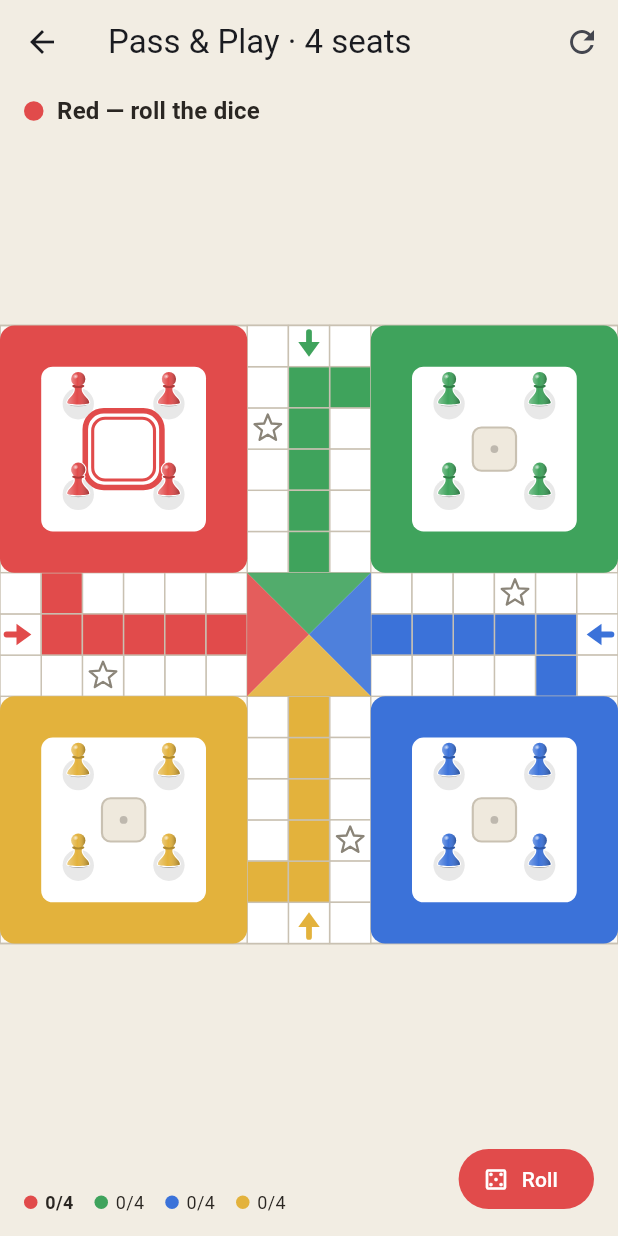
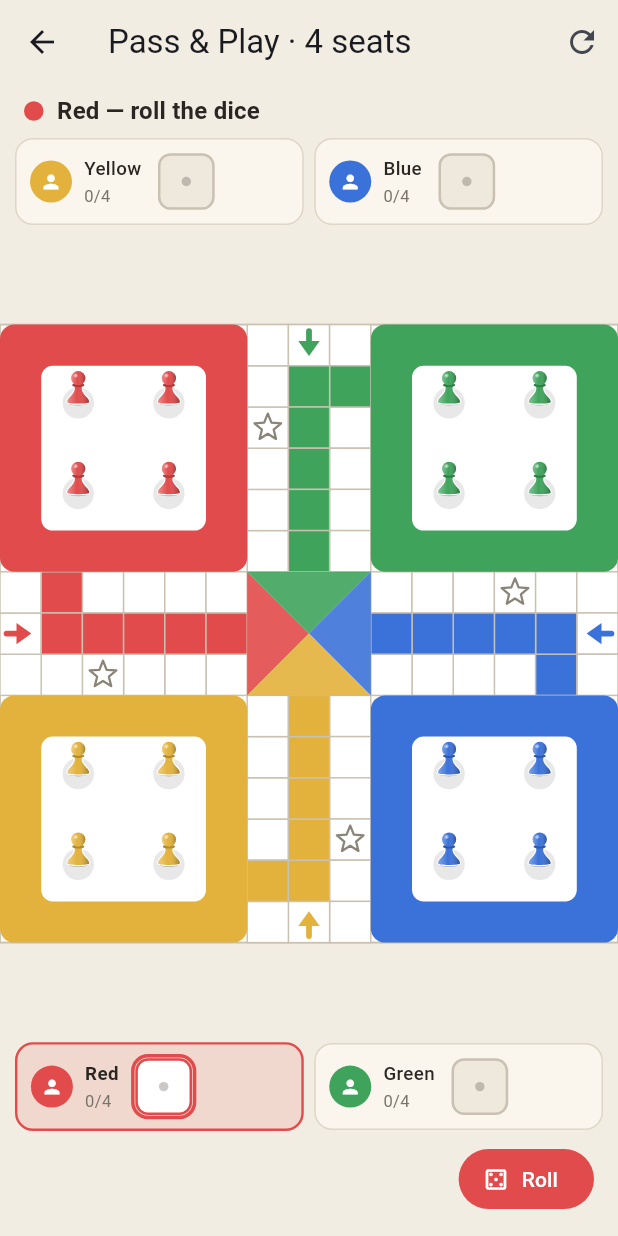
Before and after one commit to QuakeString/ludo, a Flutter app: the screen it shows after launch, after a tap on "Start game", on a phone screen of 412 x 824 dp. Run offline on Flutter 3.47's test engine with Material 3 defaults, Android fonts, the phone set to English and light mode, and no system bars; our stand-ins replace shared_preferences.

Commit message:
Move the dice off the board into each seat's own panel
The die was being drawn on top of a home base's four chips. Not a styling
choice — arithmetic. The yard's chip slots sit at offsets 1.9 and 4.1 inside
the 6x6 block, and dicePlace returned (origin + 3, origin + 3), which is the
exact centre of those four. The hexagon did not have this because its die sat
outside the plate, so it only ever showed on the cross board.

There was no good answer to "where on the board does a die go". Every square
is somewhere a chip can stand, and the home bases are full of chips. So the
die stops being part of the board: dicePlace is gone from the geometry, the
painter no longer draws dice, and each seat gets a panel beside the board
holding its avatar, chips-home count, turn clock and its own die.

Every seat has a die place; only the seat on turn has a die in it. That is
what "the die travels to whoever is next" needed to be — the empty places make
where it went obvious without animating anything. For whoever may roll, the
die is the button.

You are always on the bottom row, because the die is a thing you reach for. At
two seats that puts the players facing each other across the board, which is
what was asked for originally.

Two things followed from the change:

Panels started as a Wrap and wrapped onto two lines at four seats and again at
six, which quietly ate the board's height — the six-seat board lost about a
tenth of its width to it. They now share the row and ellipsize instead.

The hexagon reserved a ring outside its plate purely to hold those dice. With
the dice gone that ring was dead margin, so the board takes it back: the design
unit drops from 660 to 600, scaling cells, track and plate together so the
spacing between neighbouring squares is untouched. The geometry tests that
guard the path being continuous still pass.

Local computer seats are named by colour with a robot on the avatar. "Green is
winning" is what people say, and it leaves room for six panels on a phone.

Checked at two, four and six seats in a browser.

Co-Authored-By: Claude Opus 5 <noreply@anthropic.com>
Claude-Session: https://claude.ai/code/session_01Hmt5k9zYZRfqt184aiaDcM

```diff
--- a/app/lib/board/board_painter.dart
+++ b/app/lib/board/board_painter.dart
@@ -53,7 +53,6 @@ class BoardPainter extends CustomPainter {
     _paintTurnInArrows(canvas, px, cell);
     _paintCentre(canvas, px);
     _paintYards(canvas, px, cell);
-    _paintDice(canvas, px, cell);
     _paintChips(canvas, px, cell);
     _paintMotions(canvas, px, cell);
   }
@@ -266,94 +265,6 @@ class BoardPainter extends CustomPainter {
     }
   }
 
-  void _paintDice(Canvas canvas, Offset Function(Pt) px, double cell) {
-    for (var p = 0; p < state.rules.players; p++) {
-      final live = p == state.turn;
-      final value = live ? (state.dice ?? 0) : 0;
-      final centre = px(geometry.dicePlace(state.armOf(p)));
-      final size = cell * (live ? 1.5 : 1.05);
-      final rect = Rect.fromCenter(center: centre, width: size, height: size);
-      final rr = RRect.fromRectAndRadius(rect, Radius.circular(size * 0.2));
-
-      if (live) {
-        canvas.drawRRect(
-          RRect.fromRectAndRadius(
-            rect.inflate(size * 0.12),
-            Radius.circular(size * 0.3),
-          ),
-          Paint()
-            ..color = seatColors[p]
-            ..style = PaintingStyle.stroke
-            ..strokeWidth = size * 0.09,
-        );
-      }
-      canvas.drawRRect(
-        rr,
-        Paint()..color = live ? palette.die : palette.dieIdle,
-      );
-      canvas.drawRRect(
-        rr,
-        Paint()
-          ..color = live ? seatColors[p] : palette.dieEdge
-          ..style = PaintingStyle.stroke
-          ..strokeWidth = size * 0.05,
-      );
-
-      if (value >= 1) {
-        for (final o in _pips[value]!) {
-          canvas.drawCircle(
-            centre + Offset(o[0] * size * 0.26, o[1] * size * 0.26),
-            size * 0.095,
-            Paint()..color = palette.pip,
-          );
-        }
-      } else if (!live) {
-        // An idle place, waiting for its turn.
-        canvas.drawCircle(
-          centre,
-          size * 0.09,
-          Paint()..color = palette.pip.withValues(alpha: 0.25),
-        );
-      }
-    }
-  }
-
-  static const _pips = <int, List<List<double>>>{
-    1: [
-      [0, 0],
-    ],
-    2: [
-      [-1, -1],
-      [1, 1],
-    ],
-    3: [
-      [-1, -1],
-      [0, 0],
-      [1, 1],
-    ],
-    4: [
-      [-1, -1],
-      [1, -1],
-      [-1, 1],
-      [1, 1],
-    ],
-    5: [
-      [-1, -1],
-      [1, -1],
-      [0, 0],
-      [-1, 1],
-      [1, 1],
-    ],
-    6: [
-      [-1, -1],
-      [1, -1],
-      [-1, 0],
-      [1, 0],
-      [-1, 1],
-      [1, 1],
-    ],
-  };
-
   // --- chips ---------------------------------------------------------------
 
   void _paintChips(Canvas canvas, Offset Function(Pt) px, double cell) {
--- /dev/null
+++ b/app/lib/board/die.dart
@@ -0,0 +1,156 @@
+import 'package:flutter/material.dart';
+
+import '../theme/seat_colors.dart';
+
+/// A die, drawn rather than imaged so it stays crisp at any size and can take
+/// the seat's colour.
+///
+/// It lives in a seat's panel beside the board, never on it. A die drawn on the
+/// board has to sit somewhere, and every somewhere is either a square a chip
+/// can occupy or a home base — which is how it ended up painted on top of four
+/// chips.
+class DieFace extends StatelessWidget {
+  const DieFace({
+    super.key,
+    required this.value,
+    required this.seat,
+    this.size = 34,
+    this.live = false,
+  });
+
+  /// 1..6, or 0 for a die not yet rolled.
+  final int value;
+  final int seat;
+  final double size;
+
+  /// Whether this seat is the one on turn — a live die is bigger and outlined
+  /// in the seat's colour, so the die visibly belongs to somebody.
+  final bool live;
+
+  @override
+  Widget build(BuildContext context) {
+    final palette = BoardPalette.of(context);
+    return SizedBox(
+      width: size,
+      height: size,
+      child: CustomPaint(
+        painter: _DiePainter(
+          value: value,
+          colour: seatColors[seat],
+          face: live ? palette.die : palette.dieIdle,
+          edge: live ? seatColors[seat] : palette.dieEdge,
+          pip: palette.pip,
+          live: live,
+        ),
+      ),
+    );
+  }
+}
+
+class _DiePainter extends CustomPainter {
+  _DiePainter({
+    required this.value,
+    required this.colour,
+    required this.face,
+    required this.edge,
+    required this.pip,
+    required this.live,
+  });
+
+  final int value;
+  final Color colour;
+  final Color face;
+  final Color edge;
+  final Color pip;
+  final bool live;
+
+  @override
+  void paint(Canvas canvas, Size size) {
+    final s = size.shortestSide;
+    final centre = Offset(size.width / 2, size.height / 2);
+    final box = Rect.fromCenter(
+      center: centre,
+      width: s * 0.86,
+      height: s * 0.86,
+    );
+    final rr = RRect.fromRectAndRadius(box, Radius.circular(s * 0.18));
+
+    if (live) {
+      canvas.drawRRect(
+        RRect.fromRectAndRadius(
+          box.inflate(s * 0.06),
+          Radius.circular(s * 0.24),
+        ),
+        Paint()
+          ..color = colour
+          ..style = PaintingStyle.stroke
+          ..strokeWidth = s * 0.055,
+      );
+    }
+    canvas.drawRRect(rr, Paint()..color = face);
+    canvas.drawRRect(
+      rr,
+      Paint()
+        ..color = edge
+        ..style = PaintingStyle.stroke
+        ..strokeWidth = s * 0.04,
+    );
+
+    if (value >= 1 && value <= 6) {
+      for (final o in pips[value]!) {
+        canvas.drawCircle(
+          centre + Offset(o[0] * s * 0.22, o[1] * s * 0.22),
+          s * 0.082,
+          Paint()..color = pip,
+        );
+      }
+    } else {
+      // Not rolled yet: a resting place rather than a face.
+      canvas.drawCircle(
+        centre,
+        s * 0.075,
+        Paint()..color = pip.withValues(alpha: 0.25),
+      );
+    }
+  }
+
+  @override
+  bool shouldRepaint(_DiePainter old) =>
+      old.value != value || old.live != live || old.colour != colour;
+
+  static const pips = <int, List<List<double>>>{
+    1: [
+      [0, 0],
+    ],
+    2: [
+      [-1, -1],
+      [1, 1],
+    ],
+    3: [
+      [-1, -1],
+      [0, 0],
+      [1, 1],
+    ],
+    4: [
+      [-1, -1],
+      [1, -1],
+      [-1, 1],
+      [1, 1],
+    ],
+    5: [
+      [-1, -1],
+      [1, -1],
+      [0, 0],
+      [-1, 1],
+      [1, 1],
+    ],
+    6: [
+      [-1, -1],
+      [1, -1],
+      [-1, 0],
+      [1, 0],
+      [-1, 1],
+      [1, 1],
+    ],
+  };
+}
--- /dev/null
+++ b/app/lib/board/seat_panel.dart
@@ -0,0 +1,178 @@
+import 'package:flutter/material.dart';
+
+import '../theme/seat_colors.dart';
+import 'die.dart';
+
+/// One player's place at the table: who they are, how many chips they have
+/// home, and their own spot for the die.
+///
+/// Every seat has a die place; only the seat on turn has a die in it. That is
+/// the whole of "the die travels to whoever is next" — no animation needed for
+/// it to read correctly, because the empty places make it obvious where it went
+/// and where it came from.
+class SeatPanel extends StatelessWidget {
+  const SeatPanel({
+    super.key,
+    required this.seat,
+    required this.name,
+    required this.home,
+    required this.total,
+    required this.onTurn,
+    this.isComputer = false,
+    this.dice,
+    this.timerDots = 0,
+    this.dotsLit = 0,
+    this.connected = true,
+    this.onRoll,
+    this.compact = false,
+  });
+
+  final int seat;
+  final String name;
+
+  /// Chips finished, out of [total].
+  final int home;
+  final int total;
+
+  final bool onTurn;
+
+  /// Marked with a robot rather than spelled out in the name, which keeps the
+  /// panel narrow enough for six of them to share a phone.
+  final bool isComputer;
+
+  /// The face showing, or null when this seat has not rolled.
+  final int? dice;
+
+  final int timerDots;
+  final int dotsLit;
+  final bool connected;
+
+  /// Set when this seat may roll right now — the die itself is the button,
+  /// which is the shortest path between "it is my turn" and doing something.
+  final VoidCallback? onRoll;
+
+  /// Six seats have to fit two rows of three on a phone.
+  final bool compact;
+
+  @override
+  Widget build(BuildContext context) {
+    final palette = BoardPalette.of(context);
+    final colour = seatColors[seat];
+    final die = DieFace(
+      value: dice ?? 0,
+      seat: seat,
+      size: compact ? 34 : 42,
+      live: onTurn,
+    );
+
+    return Opacity(
+      opacity: connected ? 1 : 0.45,
+      child: AnimatedContainer(
+        duration: const Duration(milliseconds: 220),
+        padding: EdgeInsets.symmetric(
+          horizontal: compact ? 6 : 9,
+          vertical: compact ? 5 : 7,
+        ),
+        decoration: BoxDecoration(
+          color: onTurn ? colour.withValues(alpha: 0.13) : palette.panel,
+          borderRadius: BorderRadius.circular(12),
+          border: Border.all(
+            color: onTurn ? colour : palette.panelEdge,
+            width: onTurn ? 1.6 : 1,
+          ),
+        ),
+        child: Row(
+          mainAxisSize: MainAxisSize.min,
+          children: [
+            _Avatar(seat: seat, compact: compact, robot: isComputer),
+            SizedBox(width: compact ? 6 : 8),
+            // Flexible, so a long name gives way rather than overflowing when
+            // three panels share a phone's width at six seats.
+            Flexible(
+              child: Column(
+                crossAxisAlignment: CrossAxisAlignment.start,
+                mainAxisSize: MainAxisSize.min,
+                children: [
+                  Text(
+                    name,
+                    overflow: TextOverflow.ellipsis,
+                    maxLines: 1,
+                    style: TextStyle(
+                      fontSize: compact ? 11 : 12.5,
+                      fontWeight: onTurn ? FontWeight.w700 : FontWeight.w500,
+                    ),
+                  ),
+                  const SizedBox(height: 1),
+                  Row(
+                    mainAxisSize: MainAxisSize.min,
+                    children: [
+                      Text(
+                        '$home/$total',
+                        style: TextStyle(
+                          fontSize: compact ? 10 : 11,
+                          color: palette.faint,
+                          fontFeatures: const [FontFeature.tabularFigures()],
+                        ),
+                      ),
+                      if (onTurn && timerDots > 0) ...[
+                        const SizedBox(width: 6),
+                        for (var i = 0; i < timerDots; i++)
+                          Container(
+                            margin: const EdgeInsets.only(right: 2.5),
+                            width: 5,
+                            height: 5,
+                            decoration: BoxDecoration(
+                              shape: BoxShape.circle,
+                              color: i < dotsLit
+                                  ? colour
+                                  : colour.withValues(alpha: 0.2),
+                            ),
+                          ),
+                      ],
+                    ],
+                  ),
+                ],
+              ),
+            ),
+            SizedBox(width: compact ? 6 : 9),
+            onRoll == null
+                ? die
+                : GestureDetector(
+                    onTap: onRoll,
+                    behavior: HitTestBehavior.opaque,
+                    child: die,
+                  ),
+          ],
+        ),
+      ),
+    );
+  }
+}
+
+/// A place for a photo. Until profiles exist it is the seat's colour with an
+/// initial, which is still a face rather than a blank.
+class _Avatar extends StatelessWidget {
+  const _Avatar({
+    required this.seat,
+    required this.compact,
+    required this.robot,
+  });
+
+  final int seat;
+  final bool compact;
+  final bool robot;
+
+  @override
+  Widget build(BuildContext context) {
+    final r = compact ? 12.0 : 14.0;
+    return CircleAvatar(
+      radius: r,
+      backgroundColor: seatColors[seat],
+      child: Icon(
+        robot ? Icons.smart_toy : Icons.person,
+        size: r * 1.05,
+        color: Colors.white,
+      ),
+    );
+  }
+}
--- a/app/lib/screens/game_screen.dart
+++ b/app/lib/screens/game_screen.dart
@@ -7,6 +7,7 @@ import 'package:ludo_protocol/ludo_protocol.dart';
 
 import '../board/board_painter.dart';
 import '../board/move_animation.dart';
+import '../board/seat_panel.dart';
 import '../net/online_session.dart';
 import '../theme/seat_colors.dart';
 
@@ -329,6 +330,110 @@ class _GameScreenState extends State<GameScreen> with TickerProviderStateMixin {
     };
   }
 
+  /// Which seats sit above the board and which below.
+  ///
+  /// You are always on the bottom row, because the die is a thing you reach
+  /// for — it belongs under your thumb, not across the table. Everyone else is
+  /// dealt out from the seat after yours so the order round the screen matches
+  /// the order of play.
+  (List<int>, List<int>) _seatRows() {
+    final n = _state.rules.players;
+    final me = _session?.yourSeat ?? 0;
+    final order = [for (var i = 0; i < n; i++) (me + i) % n];
+
+    // Two players face each other; otherwise split the table in half, with the
+    // seats that play soonest after you nearest to you.
+    final belowCount = switch (n) {
+      2 => 1,
+      3 => 1,
+      4 => 2,
+      5 => 2,
+      _ => 3,
+    };
+    final below = order.take(belowCount).toList();
+    final above = order.skip(belowCount).toList().reversed.toList();
+    return (above, below);
+  }
+
+  String _nameOf(int seat) {
+    final seats = _session?.room?.seats;
+    if (seats != null && seat < seats.length) {
+      if (seat == _session?.yourSeat) return 'You';
+      final name = seats[seat].displayName;
+      if (name != null && name.isNotEmpty) return name;
+    }
+    // A local computer seat is called by its colour, because that is what
+    // people say out loud — "green is winning", never "the normal computer is
+    // winning". The robot on its avatar is what marks it as not a person, and
+    // it costs no width, which matters when six panels share a phone.
+    return seatNames[seat];
+  }
+
+  Widget _seatRow({required bool top}) {
+    final (above, below) = _seatRows();
+    final seats = top ? above : below;
+    if (seats.isEmpty) return const SizedBox.shrink();
+
+    final rules = _state.rules;
+    final session = _session;
+    final limit = rules.turnSeconds;
+    final left = session?.secondsLeft;
+
+    // A row, not a wrap: panels share the width so they always fit on one
+    // line. Wrapping cost the board a chunk of height at four seats and more
+    // at six, which is the wrong thing to spend space on.
+    Widget fit(Widget panel) =>
+        seats.length == 1 ? panel : Expanded(child: panel);
+
+    return Padding(
+      padding: EdgeInsets.fromLTRB(10, top ? 4 : 8, 10, top ? 8 : 4),
+      child: Row(
+        mainAxisAlignment: MainAxisAlignment.center,
+        children: [
+          for (final seat in seats) ...[
+            if (seat != seats.first) const SizedBox(width: 7),
+            fit(
+              SeatPanel(
+                seat: seat,
+                name: _nameOf(seat),
+                isComputer:
+                    widget.aiSeats.containsKey(seat) ||
+                    (_session?.room?.seats.length ?? 0) > seat &&
+                        (_session?.room?.seats[seat].isComputer ?? false),
+                home: _state
+                    .tokensOf(seat)
+                    .where((t) => _state.board.isFinished(t.progress))
+                    .length,
+                total: rules.tokensPerPlayer,
+                onTurn: seat == _state.turn && !_state.isOver,
+                // Only the seat on turn holds the die, and only once it has been
+                // rolled — an unrolled die shows an empty face, not a stale one.
+                dice: seat == _state.turn ? _state.dice : null,
+                timerDots: rules.turnTimerDots,
+                dotsLit: (left == null || limit <= 0)
+                    ? rules.turnTimerDots
+                    : (left * rules.turnTimerDots / limit).ceil().clamp(
+                        0,
+                        rules.turnTimerDots,
+                      ),
+                connected: session == null
+                    ? true
+                    : (session.room?.seats.length ?? 0) > seat
+                    ? session.room!.seats[seat].connected
+                    : true,
+                // The die is the roll button for whoever may roll.
+                onRoll: (seat == _state.turn && _myMove && _state.awaitingRoll)
+                    ? _roll
+                    : null,
+                compact: rules.players > 4,
+              ),
+            ),
+          ],
+        ],
+      ),
+    );
+  }
+
   @override
   Widget build(BuildContext context) {
     final palette = BoardPalette.of(context);
@@ -379,6 +484,7 @@ class _GameScreenState extends State<GameScreen> with TickerProviderStateMixin {
                     'Lost the connection. Your seat is held for five '
                     'minutes — the table plays on meanwhile.',
               ),
+            _seatRow(top: true),
             Expanded(
               child: Center(
                 child: AspectRatio(
@@ -408,6 +514,7 @@ class _GameScreenState extends State<GameScreen> with TickerProviderStateMixin {
                 ),
               ),
             ),
+            _seatRow(top: false),
             _Controls(
               state: _state,
               moves: moves,
@@ -488,42 +595,8 @@ class _TurnBar extends StatelessWidget {
                   ?.copyWith(fontWeight: FontWeight.w600),
             ),
           ),
-          if (state.rules.turnTimerDots > 0 && !over) _dots(),
         ],
       ),
-    );
-  }
-
-  /// The turn clock, as dots rather than a number: six of them, one per five
-  /// seconds, going out one at a time. A row of dots emptying is read at a
-  /// glance; a number has to be interpreted.
-  Widget _dots() {
-    final total = state.rules.turnTimerDots;
-    final left = session?.secondsLeft;
-    final limit = state.rules.turnSeconds;
-
-    // Offline nobody is being timed out, so the dots are shown full rather
-    // than pretending to count down against a clock that is not running.
-    final lit = (left == null || limit <= 0)
-        ? total
-        : (left * total / limit).ceil().clamp(0, total);
-
-    return Row(
-      mainAxisSize: MainAxisSize.min,
-      children: [
-        for (var i = 0; i < total; i++)
-          Container(
-            margin: const EdgeInsets.only(left: 4),
-            width: 8,
-            height: 8,
-            decoration: BoxDecoration(
-              color: i < lit
-                  ? seatColors[state.turn]
-                  : seatColors[state.turn].withValues(alpha: 0.18),
-              shape: BoxShape.circle,
-            ),
-          ),
-      ],
     );
   }
 }
@@ -579,54 +652,14 @@ class _Controls extends StatelessWidget {
 
   @override
   Widget build(BuildContext context) {
-    final rules = state.rules;
-    final home = [
-      for (var p = 0; p < rules.players; p++)
-        state
-            .tokensOf(p)
-            .where((t) => state.board.isFinished(t.progress))
-            .length,
-    ];
-
     return Padding(
       padding: const EdgeInsets.fromLTRB(16, 4, 16, 14),
       child: Row(
         crossAxisAlignment: CrossAxisAlignment.end,
         children: [
-          Expanded(
-            child: Wrap(
-              spacing: 14,
-              runSpacing: 2,
-              children: [
-                for (var p = 0; p < rules.players; p++)
-                  Row(
-                    mainAxisSize: MainAxisSize.min,
-                    children: [
-                      Container(
-                        width: 9,
-                        height: 9,
-                        decoration: BoxDecoration(
-                          color: seatColors[p],
-                          shape: BoxShape.circle,
-                        ),
-                      ),
-                      const SizedBox(width: 5),
-                      Text(
-                        '${home[p]}/${rules.tokensPerPlayer}',
-                        style: TextStyle(
-                          fontSize: 12,
-                          fontWeight: p == state.turn
-                              ? FontWeight.w700
-                              : FontWeight.w400,
-                          fontFeatures: const [FontFeature.tabularFigures()],
-                        ),
-                      ),
-                    ],
-                  ),
-              ],
-            ),
-          ),
-          const SizedBox(width: 12),
+          // The seat panels carry who is who and how many chips are home, so
+          // this bar is only ever about what to do next.
+          const Spacer(),
           if (state.isOver)
             const Text(
               'Game over',
--- a/app/lib/theme/seat_colors.dart
+++ b/app/lib/theme/seat_colors.dart
@@ -41,6 +41,9 @@ class BoardPalette {
     required this.dieEdge,
     required this.pip,
     required this.felt,
+    required this.panel,
+    required this.panelEdge,
+    required this.faint,
   });
 
   final Color plate;
@@ -57,6 +60,11 @@ class BoardPalette {
   /// Behind the board itself.
   final Color felt;
 
+  /// A seat's panel beside the board, its border, and the quieter text on it.
+  final Color panel;
+  final Color panelEdge;
+  final Color faint;
+
   static const light = BoardPalette(
     plate: Color(0xFFFDFBF7),
     cell: Color(0xFFFFFFFF),
@@ -69,6 +77,9 @@ class BoardPalette {
     dieEdge: Color(0xFFC9C1B2),
     pip: Color(0xFF2A2622),
     felt: Color(0xFFF2EDE3),
+    panel: Color(0xFFFAF6EE),
+    panelEdge: Color(0xFFDED6C6),
+    faint: Color(0xFF7A736A),
   );
 
   static const dark = BoardPalette(
@@ -83,6 +94,9 @@ class BoardPalette {
     dieEdge: Color(0xFF4A5260),
     pip: Color(0xFF171A21),
     felt: Color(0xFF12151B),
+    panel: Color(0xFF1B2028),
+    panelEdge: Color(0xFF39414E),
+    faint: Color(0xFF98A0AE),
   );
 
   static BoardPalette of(BuildContext context) =>
--- a/packages/ludo_geometry/lib/src/geometry.dart
+++ b/packages/ludo_geometry/lib/src/geometry.dart
@@ -94,9 +94,6 @@ abstract class BoardGeometry {
 
   /// The centre, split one wedge per arm.
   List<Tri> centreWedges();
-
-  /// Where a seat's die rests.
-  Pt dicePlace(int arm);
 
   /// Ring indices carrying a safe star.
   List<int> starRingIndices();
@@ -233,13 +230,6 @@ class CrossGeometry implements BoardGeometry {
     ];
   }
 
-  /// On the cross board the die rests in the middle of its own yard.
-  @override
-  Pt dicePlace(int arm) {
-    final o = yardOrigins[arm];
-    return Pt((o[0] + 3) / grid, (o[1] + 3) / grid);
-  }
-
   @override
   List<int> starRingIndices() =>
       [for (var a = 0; a < spec.arms; a++) spec.starRing(a)];
@@ -256,9 +246,17 @@ class HexGeometry implements BoardGeometry {
   @override
   final BoardSpec spec;
 
-  static const _u = 660.0; // design space, normalised away on output
+  // Design space, normalised away on output. Every radius below is measured in
+  // it, so shrinking the unit scales the whole board up about its centre —
+  // cells, track and plate together, leaving the spacing between neighbouring
+  // squares untouched.
+  //
+  // It was 660, which left a ring of empty space outside the plate for the
+  // seats' dice to sit in. The dice moved off the board into the seat panels,
+  // so that ring is now just margin, and the board takes it back.
+  static const _u = 600.0;
   static const _c = 30.0; // cell edge
-  static const _centre = 330.0;
+  static const _centre = _u / 2;
 
   /// Outermost track row. The innermost then lands at 94, which is what makes
   /// the track continuous — see the note on [_armSlotFor].
@@ -268,7 +266,6 @@ class HexGeometry implements BoardGeometry {
   static const _yardIn = 90.0; // apex — sits exactly on a hub corner
   static const _yardOut = 247.0;
   static const _yardHalfWidth = 70.0;
-  static const _dieR = 297.0;
 
   /// (radius, lateral offset) of the four resting places in a home base.
   static const _slots = [
@@ -395,9 +392,6 @@ class HexGeometry implements BoardGeometry {
       ];
 
   @override
-  Pt dicePlace(int arm) => _pt(_yardAngle(arm), _dieR);
-
-  @override
   List<int> starRingIndices() =>
       [for (var a = 0; a < spec.arms; a++) spec.starRing(a)];
 }
```
Also changed, not shown: 1 other file.
